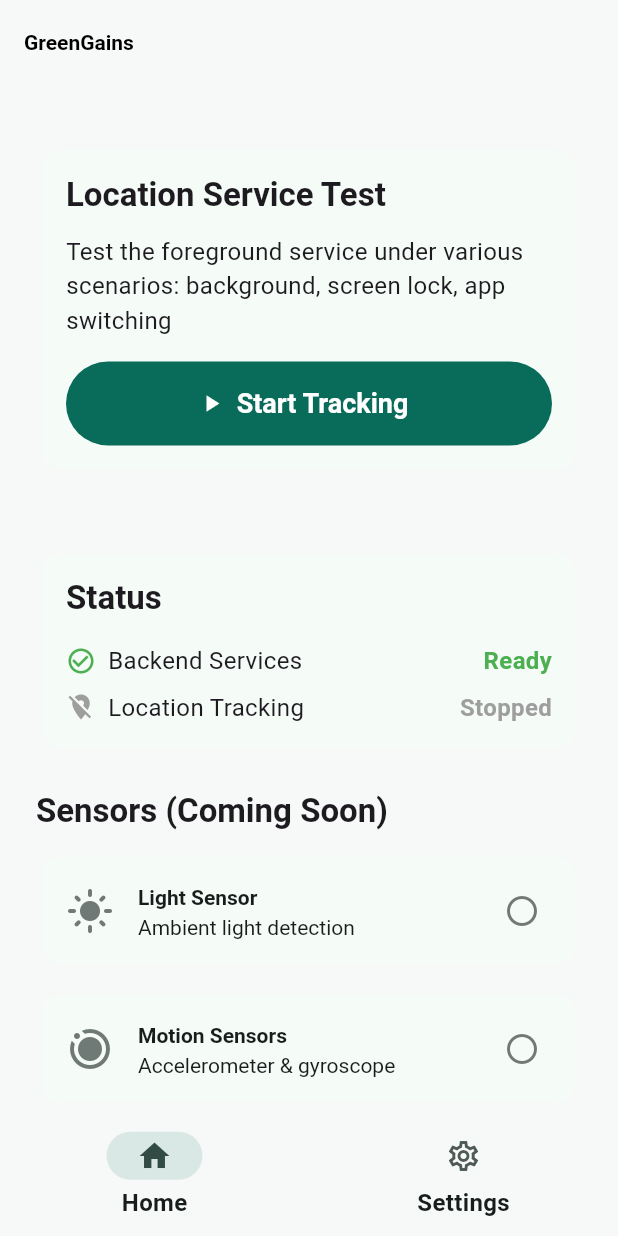
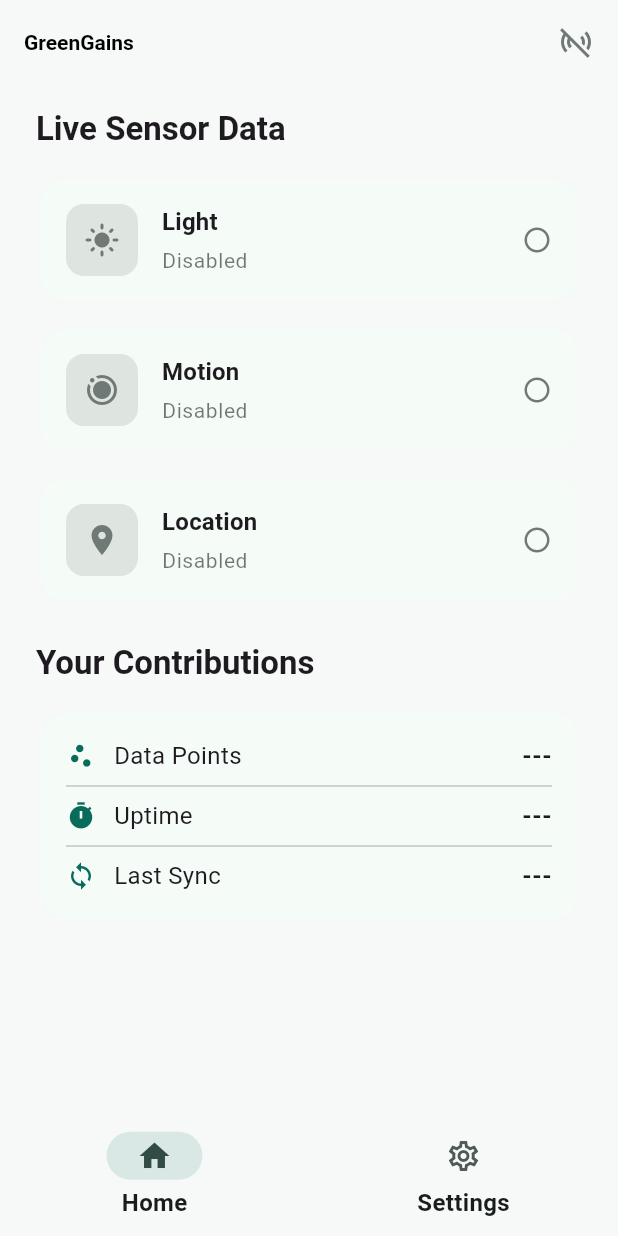
Before and after one commit to erematorg/greengains, a Flutter app: the screen it shows after launch, on a phone screen of 412 x 824 dp. Run offline on Flutter 3.47's test engine with Material 3 defaults, Android fonts, the phone set to English and light mode, and no system bars; our stand-ins replace connectivity_plus, firebase_auth, firebase_core, geolocator, google_sign_in, shared_preferences; missing offline and left inert: dart_geohash; accounts and stored records are empty; generated files the repository leaves out were written again.

Commit message:
Add light sensor to foreground service (native implementation)
Native Android (ForegroundService.kt):
- Added SensorManager with TYPE_LIGHT sensor
- Uses SENSOR_DELAY_NORMAL (~200ms) for battery efficiency
- Follows same Binder/StateFlow pattern as location
- SensorEventListener handles light changes in lux
- Sends light data to Flutter via MethodChannel
- Proper lifecycle: setupSensors() → startSensors() → stopSensors()
- Critical: unregisterListener() in onDestroy for battery

Flutter Layer:
- Added LightData model (lux + timestamp)
- Added lightStream to ForegroundLocationService
- HomeScreen listens to light stream and displays:
  * Live lux value
  * Descriptive text (Dark/Dim/Normal/Bright/Very Bright)
- New cleaner home screen design for sensor data

Architecture:
- All sensors in one ForegroundService (following their pattern)
- Single notification, single service lifecycle
- MethodChannel bridge for native → Flutter communication
- Ready for motion sensors (accelerometer, gyro, magnetometer)

Battery Optimization:
- SENSOR_DELAY_NORMAL balances responsiveness & battery
- Minimal work in onSensorChanged() callback
- Proper unregistration on service stop

```diff
--- a/lib/screens/home_screen.dart
+++ b/lib/screens/home_screen.dart
@@ -4,7 +4,7 @@ import 'package:firebase_auth/firebase_auth.dart';
 import '../core/themes.dart';
 import '../services/location/foreground_location_service.dart';
 
-/// Home screen showing sensor status and contribution info
+/// Home screen showing live sensor data and tracking status
 class HomeScreen extends StatefulWidget {
   const HomeScreen({super.key});
 
@@ -15,7 +15,9 @@ class HomeScreen extends StatefulWidget {
 class _HomeScreenState extends State<HomeScreen> {
   final _locationService = ForegroundLocationService.instance;
   StreamSubscription<LocationData>? _locationSubscription;
+  StreamSubscription<LightData>? _lightSubscription;
   LocationData? _currentLocation;
+  LightData? _currentLight;
 
   @override
   void initState() {
@@ -26,11 +28,17 @@ class _HomeScreenState extends State<HomeScreen> {
         _currentLocation = location;
       });
     });
+    _lightSubscription = _locationService.lightStream.listen((light) {
+      setState(() {
+        _currentLight = light;
+      });
+    });
   }
 
   @override
   void dispose() {
     _locationSubscription?.cancel();
+    _lightSubscription?.cancel();
     super.dispose();
   }
 
@@ -38,19 +46,12 @@ class _HomeScreenState extends State<HomeScreen> {
     await _locationService.isServiceRunning();
   }
 
-  Future<void> _toggleService() async {
-    final isRunning = _locationService.isRunning.value;
-    if (isRunning) {
-      // Stop the service
-      await _locationService.stop();
-      setState(() {
-        _currentLocation = null;
-      });
-    } else {
-      // Start the foreground service
-      // Permission request handled by MainActivity (their pattern)
-      await _locationService.start();
-    }
+  String _getLightDescription(double lux) {
+    if (lux < 10) return 'Dark';
+    if (lux < 50) return 'Dim';
+    if (lux < 500) return 'Normal';
+    if (lux < 10000) return 'Bright';
+    return 'Very Bright';
   }
 
   @override
@@ -61,250 +62,241 @@ class _HomeScreenState extends State<HomeScreen> {
     return Scaffold(
       appBar: AppBar(
         title: const Text('GreenGains'),
-      ),
-      body: ListView(
-        padding: AppTheme.pagePadding,
-        children: [
-          // User info card
-          if (user != null)
-            Card(
-              child: Padding(
-                padding: const EdgeInsets.all(AppTheme.spaceMd),
-                child: Row(
-                  children: [
-                    CircleAvatar(
-                      radius: 24,
-                      backgroundImage: user.photoURL != null
-                          ? NetworkImage(user.photoURL!)
-                          : null,
-                      child: user.photoURL == null
-                          ? const Icon(Icons.person)
-                          : null,
-                    ),
-                    const SizedBox(width: AppTheme.spaceMd),
-                    Expanded(
-                      child: Column(
-                        crossAxisAlignment: CrossAxisAlignment.start,
-                        children: [
-                          Text(
-                            user.displayName ?? 'User',
-                            style: theme.textTheme.titleMedium,
-                          ),
-                          Text(
-                            user.email ?? '',
-                            style: theme.textTheme.bodySmall,
-                          ),
-                        ],
-                      ),
-                    ),
-                  ],
-                ),
-              ),
-            ),
-
-          const SizedBox(height: AppTheme.spaceLg),
-
-          // Test Button
-          Card(
-            child: Padding(
-              padding: const EdgeInsets.all(AppTheme.spaceMd),
-              child: Column(
-                crossAxisAlignment: CrossAxisAlignment.stretch,
-                children: [
-                  Text(
-                    'Location Service Test',
-                    style: theme.textTheme.titleLarge,
-                  ),
-                  const SizedBox(height: AppTheme.spaceSm),
-                  Text(
-                    'Test the foreground service under various scenarios: background, screen lock, app switching',
-                    style: theme.textTheme.bodyMedium,
-                  ),
-                  const SizedBox(height: AppTheme.spaceMd),
+        actions: [
+          // Quick status indicator in app bar
           ListenableBuilder(
             listenable: _locationService.isRunning,
             builder: (context, _) {
               final isRunning = _locationService.isRunning.value;
-                      return FilledButton.icon(
-                        onPressed: _toggleService,
-                        icon: Icon(isRunning ? Icons.stop : Icons.play_arrow),
-                        label: Text(isRunning ? 'Stop Tracking' : 'Start Tracking'),
-                        style: FilledButton.styleFrom(
-                          backgroundColor: isRunning ? Colors.red : theme.colorScheme.primary,
+              return Padding(
+                padding: const EdgeInsets.only(right: 16),
+                child: Icon(
+                  isRunning ? Icons.sensors : Icons.sensors_off,
+                  color: isRunning ? Colors.green : theme.colorScheme.outline,
                 ),
               );
             },
           ),
         ],
       ),
+      body: ListView(
+        padding: AppTheme.pagePadding,
+        children: [
+          // User greeting (compact)
+          if (user != null) ...[
+            Text(
+              'Hello, ${user.displayName?.split(' ').first ?? 'User'}!',
+              style: theme.textTheme.headlineSmall,
             ),
+            const SizedBox(height: AppTheme.spaceSm),
+          ],
+
+          // Sensor Data Section
+          Text(
+            'Live Sensor Data',
+            style: theme.textTheme.titleLarge?.copyWith(fontWeight: FontWeight.bold),
+          ),
+          const SizedBox(height: AppTheme.spaceMd),
+
+          // Light Sensor Card
+          ListenableBuilder(
+            listenable: _locationService.isRunning,
+            builder: (context, _) {
+              final isRunning = _locationService.isRunning.value;
+              return _SensorDataCard(
+                icon: Icons.light_mode,
+                title: 'Light',
+                value: _currentLight != null
+                    ? '${_currentLight!.lux.toStringAsFixed(0)} lux'
+                    : null,
+                unit: _currentLight != null ? _getLightDescription(_currentLight!.lux) : 'lux',
+                enabled: isRunning,
+              );
+            },
+          ),
+          const SizedBox(height: AppTheme.spaceSm),
+
+          // Motion Sensors Card
+          _SensorDataCard(
+            icon: Icons.motion_photos_on,
+            title: 'Motion',
+            value: null, // Will be populated later
+            unit: 'm/s²',
+            enabled: false,
+          ),
+          const SizedBox(height: AppTheme.spaceSm),
+
+          // Location Card
+          ListenableBuilder(
+            listenable: _locationService.isRunning,
+            builder: (context, _) {
+              final isRunning = _locationService.isRunning.value;
+              return _SensorDataCard(
+                icon: Icons.location_on,
+                title: 'Location',
+                value: _currentLocation != null
+                    ? '${_currentLocation!.latitude.toStringAsFixed(4)}, ${_currentLocation!.longitude.toStringAsFixed(4)}'
+                    : null,
+                unit: _currentLocation != null ? '±${_currentLocation!.accuracy.toStringAsFixed(0)}m' : 'GPS',
+                enabled: isRunning,
+              );
+            },
           ),
 
           const SizedBox(height: AppTheme.spaceLg),
 
-          // Location Display
-          if (_currentLocation != null)
+          // Contribution Stats (placeholder for backend data)
+          Text(
+            'Your Contributions',
+            style: theme.textTheme.titleLarge?.copyWith(fontWeight: FontWeight.bold),
+          ),
+          const SizedBox(height: AppTheme.spaceMd),
+
           Card(
             child: Padding(
               padding: const EdgeInsets.all(AppTheme.spaceMd),
               child: Column(
-                  crossAxisAlignment: CrossAxisAlignment.start,
                 children: [
-                    Row(
-                      children: [
-                        Icon(Icons.location_on, color: theme.colorScheme.primary),
-                        const SizedBox(width: AppTheme.spaceXs),
-                        Text(
-                          'Live Location',
-                          style: theme.textTheme.titleLarge,
+                  _StatRow(
+                    label: 'Data Points',
+                    value: '---',
+                    icon: Icons.scatter_plot,
                   ),
-                      ],
+                  const Divider(height: AppTheme.spaceMd),
+                  _StatRow(
+                    label: 'Uptime',
+                    value: '---',
+                    icon: Icons.timer,
                   ),
-                    const SizedBox(height: AppTheme.spaceMd),
-                    _LocationItem(
-                      label: 'Latitude',
-                      value: _currentLocation!.latitude.toStringAsFixed(6),
-                    ),
-                    const SizedBox(height: AppTheme.spaceXs),
-                    _LocationItem(
-                      label: 'Longitude',
-                      value: _currentLocation!.longitude.toStringAsFixed(6),
-                    ),
-                    const SizedBox(height: AppTheme.spaceXs),
-                    _LocationItem(
-                      label: 'Accuracy',
-                      value: '±${_currentLocation!.accuracy.toStringAsFixed(1)}m',
-                    ),
-                    if (_currentLocation!.altitude != null) ...[
-                      const SizedBox(height: AppTheme.spaceXs),
-                      _LocationItem(
-                        label: 'Altitude',
-                        value: '${_currentLocation!.altitude!.toStringAsFixed(1)}m',
-                      ),
-                    ],
-                    if (_currentLocation!.speed != null) ...[
-                      const SizedBox(height: AppTheme.spaceXs),
-                      _LocationItem(
-                        label: 'Speed',
-                        value: '${_currentLocation!.speed!.toStringAsFixed(1)} m/s',
-                      ),
-                    ],
-                    const SizedBox(height: AppTheme.spaceXs),
-                    _LocationItem(
-                      label: 'Provider',
-                      value: _currentLocation!.provider ?? 'unknown',
-                    ),
-                    const SizedBox(height: AppTheme.spaceXs),
-                    _LocationItem(
-                      label: 'Time',
-                      value: _formatTime(_currentLocation!.dateTime),
+                  const Divider(height: AppTheme.spaceMd),
+                  _StatRow(
+                    label: 'Last Sync',
+                    value: '---',
+                    icon: Icons.sync,
                   ),
                 ],
               ),
             ),
           ),
+        ],
+      ),
+    );
+  }
+}
 
-          const SizedBox(height: AppTheme.spaceLg),
+/// Sensor data display card with live values
+class _SensorDataCard extends StatelessWidget {
+  final IconData icon;
+  final String title;
+  final String? value;
+  final String unit;
+  final bool enabled;
 
-          // Status card
-          Card(
+  const _SensorDataCard({
+    required this.icon,
+    required this.title,
+    required this.value,
+    required this.unit,
+    required this.enabled,
+  });
+
+  @override
+  Widget build(BuildContext context) {
+    final theme = Theme.of(context);
+    final isActive = enabled && value != null;
+
+    return Card(
+      color: isActive
+          ? theme.colorScheme.primaryContainer.withValues(alpha: 0.3)
+          : null,
       child: Padding(
         padding: const EdgeInsets.all(AppTheme.spaceMd),
+        child: Row(
+          children: [
+            // Icon
+            Container(
+              padding: const EdgeInsets.all(12),
+              decoration: BoxDecoration(
+                color: isActive
+                    ? theme.colorScheme.primary.withValues(alpha: 0.1)
+                    : theme.colorScheme.surfaceContainerHighest,
+                borderRadius: BorderRadius.circular(12),
+              ),
+              child: Icon(
+                icon,
+                size: 24,
+                color: isActive
+                    ? theme.colorScheme.primary
+                    : theme.colorScheme.outline,
+              ),
+            ),
+            const SizedBox(width: AppTheme.spaceMd),
+
+            // Title and status
+            Expanded(
               child: Column(
                 crossAxisAlignment: CrossAxisAlignment.start,
                 children: [
                   Text(
-                    'Status',
-                    style: theme.textTheme.titleLarge,
+                    title,
+                    style: theme.textTheme.titleMedium?.copyWith(
+                      fontWeight: FontWeight.w600,
                     ),
-                  const SizedBox(height: AppTheme.spaceMd),
-                  _StatusItem(
-                    icon: Icons.check_circle_outline,
-                    label: 'Backend Services',
-                    value: 'Ready',
-                    color: Colors.green,
                   ),
-                  const SizedBox(height: AppTheme.spaceXs),
-                  ListenableBuilder(
-                    listenable: _locationService.isRunning,
-                    builder: (context, _) {
-                      final isRunning = _locationService.isRunning.value;
-                      return _StatusItem(
-                        icon: isRunning ? Icons.location_on : Icons.location_off,
-                        label: 'Location Tracking',
-                        value: isRunning ? 'Active' : 'Stopped',
-                        color: isRunning ? Colors.green : Colors.grey,
-                      );
-                    },
+                  const SizedBox(height: 4),
+                  Text(
+                    enabled ? (value ?? 'Waiting...') : 'Disabled',
+                    style: theme.textTheme.bodySmall?.copyWith(
+                      color: theme.colorScheme.onSurface.withValues(alpha: 0.6),
+                    ),
                   ),
                 ],
               ),
             ),
+
+            // Value display
+            if (isActive) ...[
+              Container(
+                padding: const EdgeInsets.symmetric(
+                  horizontal: 12,
+                  vertical: 6,
                 ),
-
-          const SizedBox(height: AppTheme.spaceLg),
-
-          // Sensor placeholders
-          Text(
-            'Sensors (Coming Soon)',
-            style: theme.textTheme.titleLarge,
+                decoration: BoxDecoration(
+                  color: theme.colorScheme.primary.withValues(alpha: 0.1),
+                  borderRadius: BorderRadius.circular(8),
                 ),
-          const SizedBox(height: AppTheme.spaceSm),
-          _SensorCard(
-            icon: Icons.light_mode,
-            title: 'Light Sensor',
-            subtitle: 'Ambient light detection',
-            enabled: false,
+                child: Text(
+                  unit,
+                  style: theme.textTheme.labelMedium?.copyWith(
+                    color: theme.colorScheme.primary,
+                    fontWeight: FontWeight.w600,
                   ),
-          const SizedBox(height: AppTheme.spaceSm),
-          _SensorCard(
-            icon: Icons.motion_photos_on,
-            title: 'Motion Sensors',
-            subtitle: 'Accelerometer & gyroscope',
-            enabled: false,
                 ),
-          const SizedBox(height: AppTheme.spaceSm),
-          ListenableBuilder(
-            listenable: _locationService.isRunning,
-            builder: (context, _) {
-              return _SensorCard(
-                icon: Icons.location_on,
-                title: 'Location',
-                subtitle: 'GPS for heatmap generation',
-                enabled: _locationService.isRunning.value,
-              );
-            },
+              ),
+            ] else ...[
+              Icon(
+                Icons.circle_outlined,
+                size: 20,
+                color: theme.colorScheme.outline,
               ),
             ],
+          ],
+        ),
       ),
     );
   }
-
-  String _formatTime(DateTime dateTime) {
-    final now = DateTime.now();
-    final diff = now.difference(dateTime);
-
-    if (diff.inSeconds < 60) {
-      return '${diff.inSeconds}s ago';
-    } else if (diff.inMinutes < 60) {
-      return '${diff.inMinutes}m ago';
-    } else {
-      return '${dateTime.hour.toString().padLeft(2, '0')}:${dateTime.minute.toString().padLeft(2, '0')}';
-    }
-  }
 }
 
-class _StatusItem extends StatelessWidget {
-  final IconData icon;
+/// Stat row for contribution stats
+class _StatRow extends StatelessWidget {
   final String label;
   final String value;
-  final Color color;
+  final IconData icon;
 
-  const _StatusItem({
-    required this.icon,
+  const _StatRow({
     required this.label,
     required this.value,
-    required this.color,
+    required this.icon,
   });
 
   @override
@@ -312,14 +304,16 @@ class _StatusItem extends StatelessWidget {
     final theme = Theme.of(context);
     return Row(
       children: [
-        Icon(icon, size: 20, color: color),
-        const SizedBox(width: AppTheme.spaceXs),
-        Text(label, style: theme.textTheme.bodyMedium),
+        Icon(icon, size: 20, color: theme.colorScheme.primary),
+        const SizedBox(width: AppTheme.spaceSm),
+        Text(
+          label,
+          style: theme.textTheme.bodyMedium,
+        ),
         const Spacer(),
         Text(
           value,
-          style: theme.textTheme.bodyMedium?.copyWith(
-            color: color,
+          style: theme.textTheme.bodyLarge?.copyWith(
             fontWeight: FontWeight.w600,
           ),
         ),
@@ -327,69 +321,3 @@ class _StatusItem extends StatelessWidget {
     );
   }
 }
-
-class _LocationItem extends StatelessWidget {
-  final String label;
-  final String value;
-
-  const _LocationItem({
-    required this.label,
-    required this.value,
-  });
-
-  @override
-  Widget build(BuildContext context) {
-    final theme = Theme.of(context);
-    return Row(
-      mainAxisAlignment: MainAxisAlignment.spaceBetween,
-      children: [
-        Text(
-          label,
-          style: theme.textTheme.bodyMedium?.copyWith(
-            color: theme.colorScheme.onSurface.withValues(alpha: 0.7),
-          ),
-        ),
-        Text(
-          value,
-          style: theme.textTheme.bodyMedium?.copyWith(
-            fontWeight: FontWeight.w600,
-            fontFeatures: [const FontFeature.tabularFigures()],
-          ),
-        ),
-      ],
-    );
-  }
-}
-
-class _SensorCard extends StatelessWidget {
-  final IconData icon;
-  final String title;
-  final String subtitle;
-  final bool enabled;
-
-  const _SensorCard({
-    required this.icon,
-    required this.title,
-    required this.subtitle,
-    required this.enabled,
-  });
-
-  @override
-  Widget build(BuildContext context) {
-    final theme = Theme.of(context);
-    return Card(
-      child: ListTile(
-        leading: Icon(
-          icon,
-          size: 32,
-          color: enabled ? theme.colorScheme.primary : theme.colorScheme.outline,
-        ),
-        title: Text(title),
-        subtitle: Text(subtitle),
-        trailing: enabled
-            ? Icon(Icons.check_circle, color: theme.colorScheme.primary)
-            : Icon(Icons.circle_outlined, color: theme.colorScheme.outline),
-      ),
-    );
-  }
-}
--- a/lib/services/location/foreground_location_service.dart
+++ b/lib/services/location/foreground_location_service.dart
@@ -45,19 +45,49 @@ class LocationData {
   }
 }
 
-/// Service for managing the native Android foreground service for location tracking
+/// Model for light sensor data (ambient light in lux)
+class LightData {
+  final double lux;
+  final int timestamp;
+
+  LightData({
+    required this.lux,
+    required this.timestamp,
+  });
+
+  factory LightData.fromMap(Map<dynamic, dynamic> map) {
+    return LightData(
+      lux: (map['lux'] as num).toDouble(),
+      timestamp: map['timestamp'] as int,
+    );
+  }
+
+  DateTime get dateTime => DateTime.fromMillisecondsSinceEpoch(timestamp);
+
+  @override
+  String toString() {
+    return 'LightData(${lux.toStringAsFixed(0)} lux)';
+  }
+}
+
+/// Service for managing the native Android foreground service for sensor data collection
 class ForegroundLocationService {
   static const _fgChannel = MethodChannel('greengains/foreground');
   static const _sensorTriggerChannel = MethodChannel('greengains/sensor_trigger');
 
   final _locationController = StreamController<LocationData>.broadcast();
+  final _lightController = StreamController<LightData>.broadcast();
   final _isRunningNotifier = ValueNotifier<bool>(false);
 
   Stream<LocationData> get locationStream => _locationController.stream;
+  Stream<LightData> get lightStream => _lightController.stream;
   ValueListenable<bool> get isRunning => _isRunningNotifier;
 
   LocationData? _lastLocation;
   LocationData? get lastLocation => _lastLocation;
+
+  LightData? _lastLight;
+  LightData? get lastLight => _lastLight;
 
   ForegroundLocationService._() {
     _setupMethodCallHandler();
@@ -74,9 +104,15 @@ class ForegroundLocationService {
           _locationController.add(location);
           debugPrint('Location update: $location');
           break;
+        case 'onLightUpdate':
+          final light = LightData.fromMap(call.arguments as Map);
+          _lastLight = light;
+          _lightController.add(light);
+          debugPrint('Light update: $light');
+          break;
         case 'collectSensors':
           // This is called periodically by the native service
-          // We don't need to do anything here for location-only tracking
+          // We don't need to do anything here for now
           debugPrint('Sensor collection trigger received');
           break;
       }
@@ -128,6 +164,7 @@ class ForegroundLocationService {
 
   void dispose() {
     _locationController.close();
+    _lightController.close();
     _isRunningNotifier.dispose();
   }
 }
```
Also changed, not shown: 1 other file. Lines whose indentation alone changed are shown as unchanged.
